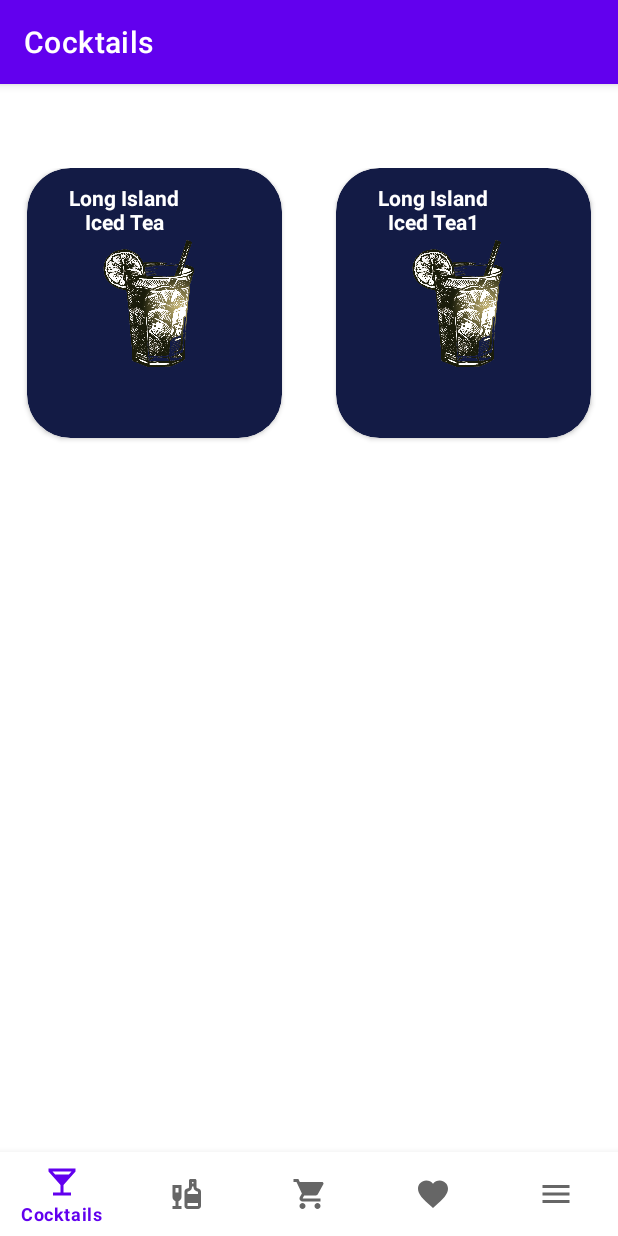
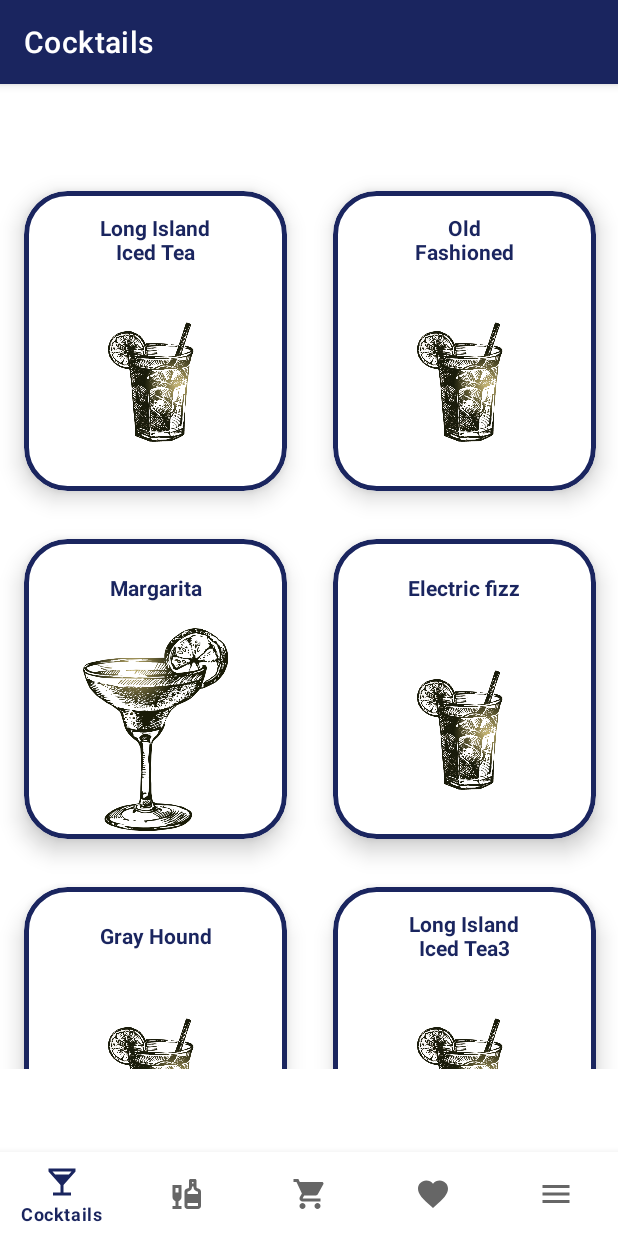
Before and after one commit to tv1light/AppPrototype_1, an Android app: the screen it shows after launch (MainActivity), on a phone screen of 412 x 824 dp. Run offline under Robolectric (Android 15) with nearby library versions, the phone set to English and light mode, and no system bars; our stand-ins replace navigation-ui.

Commit message:
RecyclerView(Modified)

```diff
--- a/app/build.gradle
+++ b/app/build.gradle
@@ -65,6 +65,7 @@ dependencies {
     implementation 'androidx.lifecycle:lifecycle-runtime-ktx:2.3.1'
     implementation 'androidx.activity:activity-compose:1.3.1'
     implementation "androidx.compose.ui:ui:$compose_ui_version"
+    implementation 'com.google.android.material:material:1.8.0'
     implementation "androidx.compose.ui:ui-tooling-preview:$compose_ui_version"
     implementation 'androidx.compose.material:material:1.2.0'
     testImplementation 'junit:junit:4.13.2'
--- a/app/src/main/java/com/example/appprototype1/ui/home/HomeFragment.kt
+++ b/app/src/main/java/com/example/appprototype1/ui/home/HomeFragment.kt
@@ -42,18 +42,20 @@ class HomeFragment : Fragment() {
         cocktailsRV.layoutManager = layoutManager
         cocktailRecipeAdapter = CocktailRecipeAdapter(cocktailsList, context)
         cocktailsRV.adapter = cocktailRecipeAdapter
+
+    }
+    private fun initializing(){
+        cocktailsList = ArrayList<Cocktail>()
+        cocktailsList.add(Cocktail("Long Island Iced Tea", R.drawable.splash))
+        cocktailsList.add(Cocktail("Old Fashioned", R.drawable.splash))
+        cocktailsList.add(Cocktail("Margarita", R.drawable.margarita))
+        cocktailsList.add(Cocktail("Electric fizz", R.drawable.splash))
+        cocktailsList.add(Cocktail("Gray Hound", R.drawable.splash))
+        cocktailsList.add(Cocktail("Long Island Iced Tea3", R.drawable.splash))
+        cocktailsList.add(Cocktail("Long Island Iced Tea3", R.drawable.margarita))
     }
     override fun onDestroyView() {
         super.onDestroyView()
         _binding = null
     }
-    private fun initializing(){
-        cocktailsList = ArrayList<Cocktail>()
-        cocktailsList.add(Cocktail("Long Island Iced Tea", R.drawable.splash))
-        cocktailsList.add(Cocktail("Long Island Iced Tea1", R.drawable.splash))
-        cocktailsList.add(Cocktail("Long Island Iced Tea2", R.drawable.splash))
-        cocktailsList.add(Cocktail("Long Island Iced Tea3", R.drawable.splash))
-
-
-    }
 }
--- a/app/src/main/res/layout/activity_main.xml
+++ b/app/src/main/res/layout/activity_main.xml
@@ -5,35 +5,37 @@
     android:id="@+id/container"
     android:layout_width="match_parent"
     android:layout_height="match_parent"
-    android:paddingTop="?attr/actionBarSize">
+    >
+
+    <fragment
+        android:id="@+id/nav_host_fragment_activity_main"
+        android:name="androidx.navigation.fragment.NavHostFragment"
+        android:layout_width="match_parent"
+        android:layout_height="601dp"
+        app:defaultNavHost="true"
+        app:layout_constraintBottom_toTopOf="@+id/nav_view"
+        app:layout_constraintEnd_toEndOf="parent"
+        app:layout_constraintHorizontal_bias="0.0"
+        app:layout_constraintLeft_toLeftOf="parent"
+        app:layout_constraintRight_toRightOf="parent"
+        app:layout_constraintStart_toStartOf="parent"
+        app:layout_constraintTop_toTopOf="parent"
+        app:navGraph="@navigation/mobile_navigation" />
 
     <com.google.android.material.bottomnavigation.BottomNavigationView
         android:id="@+id/nav_view"
-        android:layout_width="0dp"
+        android:layout_width="match_parent"
         android:layout_height="wrap_content"
-        android:layout_marginStart="0dp"
-        android:layout_marginEnd="0dp"
         android:background="?android:attr/windowBackground"
+        android:elevation="13dp"
+        android:fadingEdge="none"
+        android:hapticFeedbackEnabled="false"
+        app:guidelineUseRtl="false"
+        app:itemRippleColor="@color/BlueBlack"
         app:layout_constraintBottom_toBottomOf="parent"
         app:layout_constraintLeft_toLeftOf="parent"
         app:layout_constraintRight_toRightOf="parent"
         app:menu="@menu/bottom_nav_menu"
         tools:ignore="VisualLintBottomNav" />
 
-    <fragment
-        android:id="@+id/nav_host_fragment_activity_main"
-        android:name="androidx.navigation.fragment.NavHostFragment"
-        android:layout_width="match_parent"
-        android:layout_height="match_parent"
-        app:defaultNavHost="true"
-        app:layout_constraintBottom_toTopOf="@id/nav_view"
-        app:layout_constraintEnd_toEndOf="parent"
-        app:layout_constraintHorizontal_bias="0.0"
-        app:layout_constraintLeft_toLeftOf="parent"
-        app:layout_constraintRight_toRightOf="parent"
-        app:layout_constraintStart_toStartOf="parent"
-        app:layout_constraintTop_toTopOf="parent"
-        app:layout_constraintVertical_bias="0.0"
-        app:navGraph="@navigation/mobile_navigation" />
-
 </androidx.constraintlayout.widget.ConstraintLayout>
--- a/app/src/main/res/layout/fragment_home.xml
+++ b/app/src/main/res/layout/fragment_home.xml
@@ -6,21 +6,14 @@
     android:layout_height="match_parent"
     tools:context=".ui.home.HomeFragment">
 
-    <ScrollView
-        android:id="@+id/scrollView2"
-        android:layout_width="match_parent"
-        android:layout_height="match_parent">
+    <androidx.recyclerview.widget.RecyclerView
 
-        <LinearLayout
-            android:layout_width="match_parent"
-            android:layout_height="wrap_content"
-            android:orientation="vertical" />
-    </ScrollView>
-
-    <androidx.recyclerview.widget.RecyclerView
         android:id="@+id/homeRV"
         android:layout_width="match_parent"
-        android:layout_height="match_parent" >
-
-    </androidx.recyclerview.widget.RecyclerView>
+        android:layout_height="match_parent"
+        app:layout_constraintBottom_toBottomOf="parent"
+        app:layout_constraintEnd_toEndOf="parent"
+        app:layout_constraintStart_toStartOf="parent"
+        app:layout_constraintTop_toTopOf="parent"
+        tools:listitem="@layout/recycler_item"/>
 </androidx.constraintlayout.widget.ConstraintLayout>
--- a/app/src/main/res/layout/recycler_item.xml
+++ b/app/src/main/res/layout/recycler_item.xml
@@ -1,47 +1,49 @@
 <?xml version="1.0" encoding="utf-8"?>
-<androidx.constraintlayout.widget.ConstraintLayout xmlns:android="http://schemas.android.com/apk/res/android"
+
+<com.google.android.material.card.MaterialCardView
+    xmlns:android="http://schemas.android.com/apk/res/android"
     xmlns:app="http://schemas.android.com/apk/res-auto"
-    xmlns:tools="http://schemas.android.com/tools"
-    android:layout_width="match_parent"
-    android:layout_height="match_parent"
-    app:layout_dodgeInsetEdges="all"
-    app:layout_insetEdge="right">
+    android:layout_width="175dp"
+    android:layout_height="200dp"
+    android:layout_gravity="center_horizontal"
+    android:layout_margin="16dp"
+    android:clickable="true"
+    android:focusable="true"
+    app:cardBackgroundColor="#FFFFFF"
+    app:cardCornerRadius="29dp"
+    app:cardElevation="9dp"
+    app:strokeColor="@color/BlueBlack"
+    app:strokeWidth="3dp">
 
-    <androidx.cardview.widget.CardView
-        android:id="@+id/CV_item"
-        android:layout_width="170dp"
-        android:layout_height="180dp"
-        android:clickable="true"
-        android:focusable="true"
-        app:cardBackgroundColor="@color/BlueBlack"
-        app:cardCornerRadius="29dp"
-        app:cardMaxElevation="2dp"
-        app:layout_constraintEnd_toEndOf="parent"
-        app:layout_constraintStart_toStartOf="parent"
-        app:layout_constraintTop_toTopOf="parent">
+
+    <androidx.constraintlayout.widget.ConstraintLayout
+        android:layout_width="match_parent"
+        android:layout_height="match_parent">
 
         <TextView
             android:id="@+id/textView2"
             android:layout_width="90dp"
             android:layout_height="wrap_content"
-            android:layout_marginStart="20dp"
-            android:layout_marginTop="10dp"
-            android:layout_marginEnd="20dp"
+            android:layout_marginTop="5dp"
             android:backgroundTintMode="screen"
             android:text="Long Island Iced Tea"
             android:textAlignment="center"
-            android:textColor="@color/white"
-            android:textStyle="bold" />
+            android:textColor="@color/BlueBlack"
+            android:textStyle="bold"
+            app:layout_constraintBottom_toTopOf="@+id/imageView"
+            app:layout_constraintEnd_toEndOf="parent"
+            app:layout_constraintStart_toStartOf="parent"
+            app:layout_constraintTop_toTopOf="parent" />
 
         <ImageView
             android:id="@+id/imageView"
-            android:layout_width="149dp"
-            android:layout_height="144dp"
-            android:layout_marginStart="10dp"
-            android:layout_marginTop="18dp"
-            android:layout_marginEnd="10dp"
-            android:layout_marginBottom="10dp"
-            app:srcCompat="@drawable/splash" />
-    </androidx.cardview.widget.CardView>
+            android:layout_width="135dp"
+            android:layout_height="135dp"
+            android:layout_marginBottom="5dp"
+            app:layout_constraintBottom_toBottomOf="parent"
+            app:layout_constraintEnd_toEndOf="parent"
+            app:layout_constraintStart_toStartOf="parent"
+            app:srcCompat="@drawable/margarita" />
+    </androidx.constraintlayout.widget.ConstraintLayout>
 
-</androidx.constraintlayout.widget.ConstraintLayout>
+</com.google.android.material.card.MaterialCardView>
--- a/app/src/main/res/values-night/themes.xml
+++ b/app/src/main/res/values-night/themes.xml
@@ -3,12 +3,12 @@
     <style name="Theme.AppPrototype1" parent="Theme.MaterialComponents.DayNight.DarkActionBar">
         <!-- Primary brand color. -->
         <item name="colorPrimary">@color/purple_200</item>
-        <item name="colorPrimaryVariant">@color/purple_700</item>
-        <item name="colorOnPrimary">@color/black</item>
+        <item name="colorPrimaryVariant">@color/purple_200</item>
+        <item name="colorOnPrimary">@color/purple_200</item>
         <!-- Secondary brand color. -->
-        <item name="colorSecondary">@color/teal_200</item>
-        <item name="colorSecondaryVariant">@color/teal_200</item>
-        <item name="colorOnSecondary">@color/black</item>
+        <item name="colorSecondary">@color/purple_700</item>
+        <item name="colorSecondaryVariant">#3F51B5</item>
+        <item name="colorOnSecondary">@color/orange_500</item>
         <!-- Status bar color. -->
         <item name="android:statusBarColor">?attr/colorPrimaryVariant</item>
         <!-- Customize your theme here. -->
--- a/app/src/main/res/values/colors.xml
+++ b/app/src/main/res/values/colors.xml
@@ -11,5 +11,5 @@
     <color name="orange_500">#FF5722</color>
     <color name="yellow_900">#F57F17</color>
     <color name="white">#FFFFFF</color>
-    <color name="BlueBlack">#131B45</color>
+    <color name="BlueBlack">#1A255F</color>
 </resources>
--- a/app/src/main/res/values/themes.xml
+++ b/app/src/main/res/values/themes.xml
@@ -2,8 +2,8 @@
     <!-- Base application theme. -->
     <style name="Theme.AppPrototype1" parent="Theme.MaterialComponents.DayNight.DarkActionBar">
         <!-- Primary brand color. -->
-        <item name="colorPrimary">@color/purple_500</item>
-        <item name="colorPrimaryVariant">@color/purple_700</item>
+        <item name="colorPrimary">@color/BlueBlack</item>
+        <item name="colorPrimaryVariant">@color/BlueBlack</item>
         <item name="colorOnPrimary">@color/white</item>
         <!-- Secondary brand color. -->
         <item name="colorSecondary">@color/teal_200</item>
```
Also changed, not shown: app/src/main/res/drawable/margarita.png (added).
